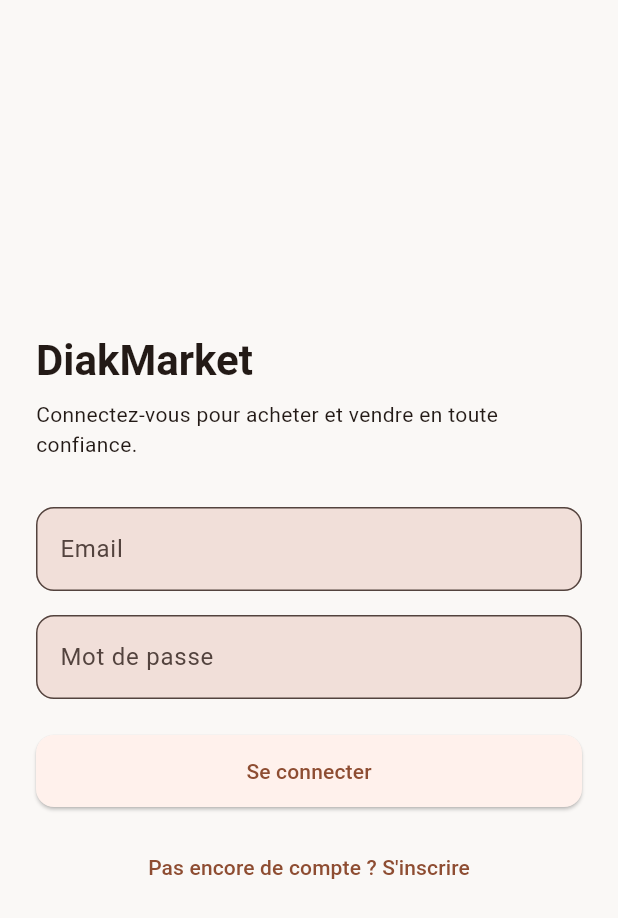
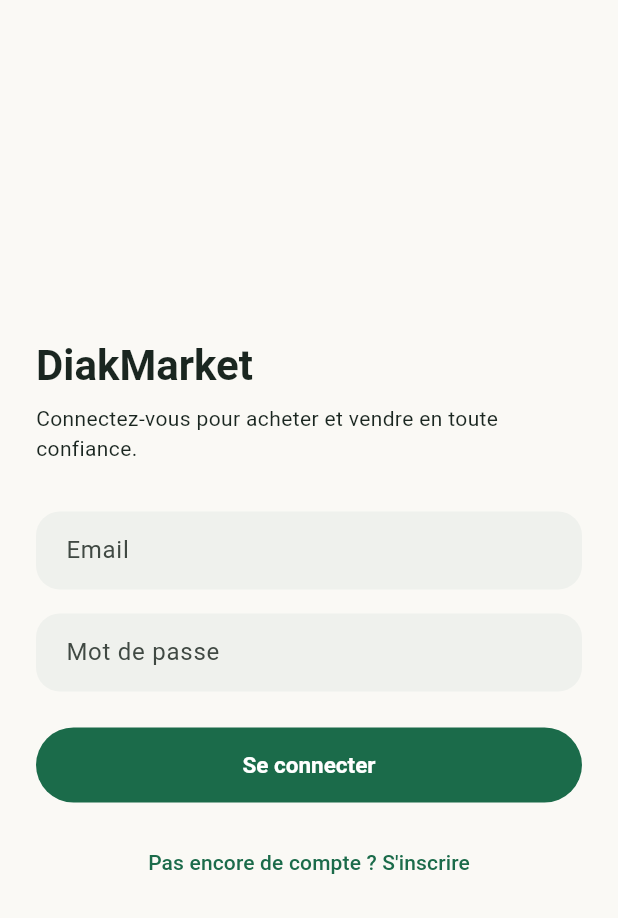
Before and after one commit to 1234gloire/DiakMarket, a Flutter app: the screen it shows after launch, on a phone screen of 412 x 824 dp. Shown: the top 918 px of the screen. Run offline on Flutter 3.47's test engine with Material 3 defaults, Android fonts, the phone set to English and light mode, and no system bars; our stand-ins replace cached_network_image, dio, flutter_dotenv, flutter_riverpod, go_router, image_picker and 1 more; accounts and stored records are empty.

Commit message:
Redesign app identity: emerald theme + floating nav bar with center sell button
New visual identity (was plain Material 3 defaults, flagged as too basic):
- AppTheme: deep emerald primary (#1B6B4A), warm amber secondary accent,
  soft cream background, generous rounding (16-28px) and soft shadows
  instead of flat Material elevation, on buttons/inputs/cards/chips.
- FloatingNavBar: a custom pill-shaped, floating bottom nav (not
  edge-to-edge Material NavigationBar) with a raised circular center
  button — the marketplace "sell" action pattern (Vinted-style) rather
  than a plain 5th tab.

Navigation restructured to fit the 4-tabs-plus-center-button shape:
Accueil / Favoris / [+ Vendre] / Commandes / Profil. Cart moved out of
the bottom nav into a badge icon on Home's app bar (still one tap away,
its own route was already reachable via push).

This is the first pass (theme + nav shell, the most structural/visible
pieces) — product detail, cart, checkout, orders and seller screens still
use ad-hoc styling from before and are next once this direction is
confirmed.

Co-Authored-By: Claude Sonnet 5 <noreply@anthropic.com>

```diff
--- a/mobile/lib/src/core/theme/app_theme.dart
+++ b/mobile/lib/src/core/theme/app_theme.dart
@@ -1,29 +1,94 @@
 import 'package:flutter/material.dart';
 
+/// DiakMarket's visual identity: deep emerald as the primary brand color (trust, premium),
+/// warm amber as a secondary accent (warmth, African market energy), soft cream backgrounds,
+/// generous rounding and soft shadows rather than flat Material defaults.
 class AppTheme {
   AppTheme._();
 
-  static const seedColor = Color(0xFFE0622A); // terracotta — warm, African-market feel
+  static const primary = Color(0xFF1B6B4A);
+  static const primaryLight = Color(0xFFDCEEE3);
+  static const accent = Color(0xFFC8860D);
+  static const background = Color(0xFFFAF9F5);
+  static const surfaceMuted = Color(0xFFEFF1ED);
+  static const textPrimary = Color(0xFF1A2620);
 
-  static ThemeData get light => ThemeData(
+  static ThemeData get light {
+    final colorScheme = ColorScheme.fromSeed(
+      seedColor: primary,
+      brightness: Brightness.light,
+    ).copyWith(
+      primary: primary,
+      primaryContainer: primaryLight,
+      onPrimaryContainer: primary,
+      secondary: accent,
+      surface: Colors.white,
+      surfaceContainerHighest: surfaceMuted,
+      error: const Color(0xFFC0392B),
+    );
+
+    return ThemeData(
       useMaterial3: true,
-        colorScheme: ColorScheme.fromSeed(seedColor: seedColor, brightness: Brightness.light),
-        scaffoldBackgroundColor: const Color(0xFFFAF8F6),
-        appBarTheme: const AppBarTheme(centerTitle: false, elevation: 0, scrolledUnderElevation: 1),
-        inputDecorationTheme: const InputDecorationTheme(
-          border: OutlineInputBorder(borderRadius: BorderRadius.all(Radius.circular(12))),
+      colorScheme: colorScheme,
+      scaffoldBackgroundColor: background,
+      textTheme: Typography.blackMountainView.apply(bodyColor: textPrimary, displayColor: textPrimary),
+      appBarTheme: const AppBarTheme(
+        centerTitle: false,
+        elevation: 0,
+        scrolledUnderElevation: 0,
+        backgroundColor: background,
+        foregroundColor: textPrimary,
+        titleTextStyle: TextStyle(color: textPrimary, fontSize: 22, fontWeight: FontWeight.w700),
+      ),
+      inputDecorationTheme: InputDecorationTheme(
+        border: OutlineInputBorder(borderRadius: BorderRadius.circular(16), borderSide: BorderSide.none),
+        enabledBorder: OutlineInputBorder(borderRadius: BorderRadius.circular(16), borderSide: BorderSide.none),
+        focusedBorder: OutlineInputBorder(
+          borderRadius: BorderRadius.circular(16),
+          borderSide: BorderSide(color: primary, width: 1.5),
+        ),
         filled: true,
+        fillColor: surfaceMuted,
+        contentPadding: const EdgeInsets.symmetric(horizontal: 16, vertical: 14),
       ),
       elevatedButtonTheme: ElevatedButtonThemeData(
         style: ElevatedButton.styleFrom(
-            padding: const EdgeInsets.symmetric(vertical: 14),
-            shape: RoundedRectangleBorder(borderRadius: BorderRadius.circular(12)),
+          backgroundColor: primary,
+          foregroundColor: Colors.white,
+          padding: const EdgeInsets.symmetric(vertical: 16),
+          shape: RoundedRectangleBorder(borderRadius: BorderRadius.circular(28)),
+          elevation: 0,
+          textStyle: const TextStyle(fontWeight: FontWeight.w600, fontSize: 15),
         ),
       ),
+      outlinedButtonTheme: OutlinedButtonThemeData(
+        style: OutlinedButton.styleFrom(
+          foregroundColor: primary,
+          side: const BorderSide(color: primary),
+          padding: const EdgeInsets.symmetric(vertical: 14),
+          shape: RoundedRectangleBorder(borderRadius: BorderRadius.circular(28)),
+        ),
+      ),
+      textButtonTheme: TextButtonThemeData(style: TextButton.styleFrom(foregroundColor: primary)),
+      chipTheme: ChipThemeData(
+        backgroundColor: surfaceMuted,
+        selectedColor: primaryLight,
+        labelStyle: const TextStyle(color: textPrimary, fontWeight: FontWeight.w500),
+        secondaryLabelStyle: const TextStyle(color: primary, fontWeight: FontWeight.w600),
+        side: BorderSide.none,
+        shape: RoundedRectangleBorder(borderRadius: BorderRadius.circular(20)),
+      ),
       cardTheme: CardThemeData(
+        color: Colors.white,
         elevation: 0,
-          shape: RoundedRectangleBorder(borderRadius: BorderRadius.circular(16)),
+        shape: RoundedRectangleBorder(borderRadius: BorderRadius.circular(20)),
         margin: EdgeInsets.zero,
       ),
+      floatingActionButtonTheme: const FloatingActionButtonThemeData(
+        backgroundColor: primary,
+        foregroundColor: Colors.white,
+      ),
+      dividerTheme: const DividerThemeData(color: Color(0xFFE6E3DB), space: 32),
     );
   }
+}
```
Also changed, not shown: mobile/lib/src/features/home/presentation/home_screen.dart (+14 -1 lines), mobile/lib/src/features/home/presentation/home_shell.dart (+16 -22 lines), mobile/lib/src/shared/widgets/floating_nav_bar.dart (added, +141 -0 lines). Lines whose indentation alone changed are shown as unchanged.
